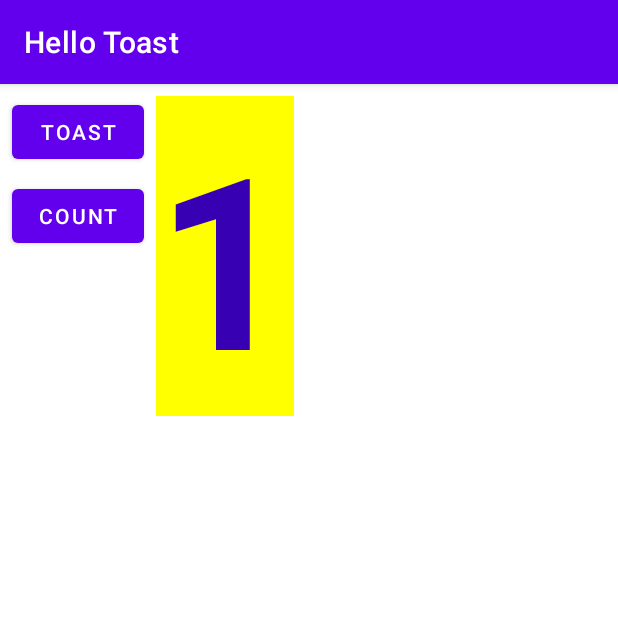
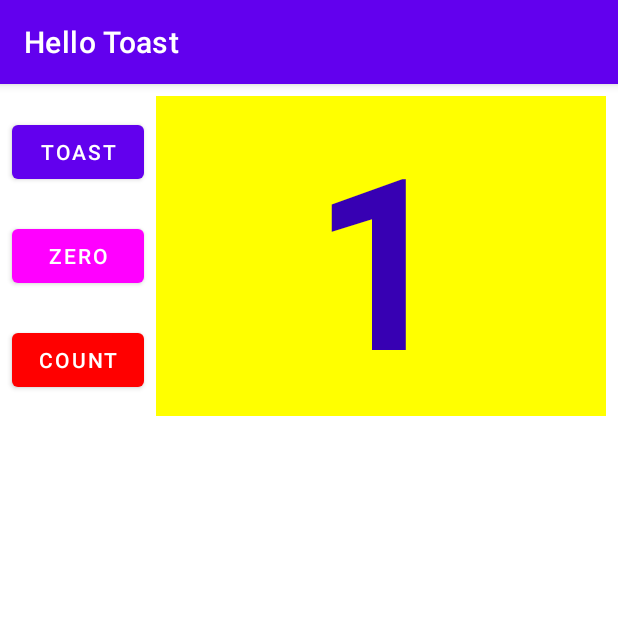
Before and after one commit to Developing-Mobile-Apps/hello-toast, an Android app: the screen it shows after launch (MainActivity), after a tap on "COUNT", on a phone screen of 412 x 824 dp, the top half of it. Run offline under Robolectric (Android 15) with nearby library versions, the phone set to English and light mode, and no system bars.

Commit message:
FEAT: Add zero button
Add zero button to reset the count to zero

```diff
--- a/app/src/main/java/com/example/hellotoast/MainActivity.java
+++ b/app/src/main/java/com/example/hellotoast/MainActivity.java
@@ -1,36 +1,66 @@
 package com.example.hellotoast;
 
-import androidx.appcompat.app.AppCompatActivity;
-
+import android.graphics.Color;
 import android.os.Bundle;
 import android.view.View;
+import android.widget.Button;
 import android.widget.TextView;
 import android.widget.Toast;
+
+import androidx.appcompat.app.AppCompatActivity;
 
 public class MainActivity extends AppCompatActivity {
 
     private int mCount = 0;
     private TextView mShowCount;
+    private Button buttonZero;
 
     @Override
     protected void onCreate(Bundle savedInstanceState) {
         super.onCreate(savedInstanceState);
         setContentView(R.layout.activity_main);
 
-        // get reference of show_count TextView
+        // get view reference
         mShowCount = findViewById(R.id.show_count);
+        buttonZero = findViewById(R.id.button_zero);
+
+        // set background to gray
+        buttonZero.setBackgroundColor(Color.GRAY);
     }
 
+    // display a toast message
     public void showToast(View view) {
         Toast.makeText(this, R.string.toast_message, Toast.LENGTH_SHORT).show();
     }
 
+    // reset count value to zero
+    public void resetCount(View view) {
+        mCount = 0;
+        showCount();
+        view.setBackgroundColor(Color.GRAY);
+    }
+
+    // increment count by one
     public void countUp(View view) {
         ++mCount;
+        showCount();
+        if (isCountEven()) {
+            view.setBackgroundColor(Color.GREEN);
+        } else {
+            view.setBackgroundColor(Color.RED);
+        }
+        buttonZero.setBackgroundColor(Color.MAGENTA);
+    }
 
-        // set the text in show_count TextView to the value of mCount
+    // set the text in show_count TextView to the value of mCount
+    private void showCount() {
         if (mShowCount != null) {
             mShowCount.setText(Integer.toString(mCount));
         }
     }
+
+    // check if count is even
+    private boolean isCountEven() {
+        return (mCount % 2) == 0;
+    }
 }
--- a/app/src/main/res/layout/activity_main.xml
+++ b/app/src/main/res/layout/activity_main.xml
@@ -12,26 +12,44 @@
         android:layout_marginTop="8dp"
         android:onClick="showToast"
         android:text="@string/button_label_toast"
+        app:layout_constraintBottom_toTopOf="@+id/button_zero"
         app:layout_constraintStart_toStartOf="parent"
         app:layout_constraintTop_toTopOf="parent" />
 
     <Button
-        android:id="@+id/button_count"
+        android:id="@+id/button_zero"
         android:layout_width="0dp"
         android:layout_height="wrap_content"
         android:layout_marginStart="8dp"
         android:layout_marginTop="8dp"
-        android:text="@string/button_label_count"
+        android:onClick="resetCount"
+        android:text="@string/button_label_zero"
+        app:layout_constraintBottom_toTopOf="@+id/button_count"
         app:layout_constraintStart_toStartOf="parent"
-        app:layout_constraintTop_toBottomOf="@+id/button_toast"
-        android:onClick="countUp"/>
+        app:layout_constraintTop_toBottomOf="@+id/button_toast" />
 
-    <TextView
-        android:id="@+id/show_count"
+    <Button
+        android:id="@+id/button_count"
         android:layout_width="wrap_content"
         android:layout_height="wrap_content"
         android:layout_marginStart="8dp"
         android:layout_marginTop="8dp"
+        android:layout_marginEnd="8dp"
+        android:onClick="countUp"
+        android:text="@string/button_label_count"
+        app:layout_constraintBottom_toBottomOf="@+id/show_count"
+        app:layout_constraintEnd_toStartOf="@+id/show_count"
+        app:layout_constraintHorizontal_bias="0.5"
+        app:layout_constraintStart_toStartOf="parent"
+        app:layout_constraintTop_toBottomOf="@+id/button_zero" />
+
+    <TextView
+        android:id="@+id/show_count"
+        android:layout_width="0dp"
+        android:layout_height="wrap_content"
+        android:layout_marginStart="8dp"
+        android:layout_marginTop="8dp"
+        android:layout_marginEnd="8dp"
         android:background="#FFFF00"
         android:gravity="center_vertical"
         android:text="@string/count_initial_value"
@@ -39,6 +57,7 @@
         android:textColor="@color/purple_700"
         android:textSize="160sp"
         android:textStyle="bold"
+        app:layout_constraintEnd_toEndOf="parent"
         app:layout_constraintStart_toEndOf="@+id/button_toast"
         app:layout_constraintTop_toTopOf="parent" />
 </androidx.constraintlayout.widget.ConstraintLayout>
--- a/app/src/main/res/values/strings.xml
+++ b/app/src/main/res/values/strings.xml
@@ -4,4 +4,5 @@
     <string name="button_label_count">Count</string>
     <string name="count_initial_value">0</string>
     <string name="toast_message">Hello Toast!</string>
+    <string name="button_label_zero">Zero</string>
 </resources>
```
